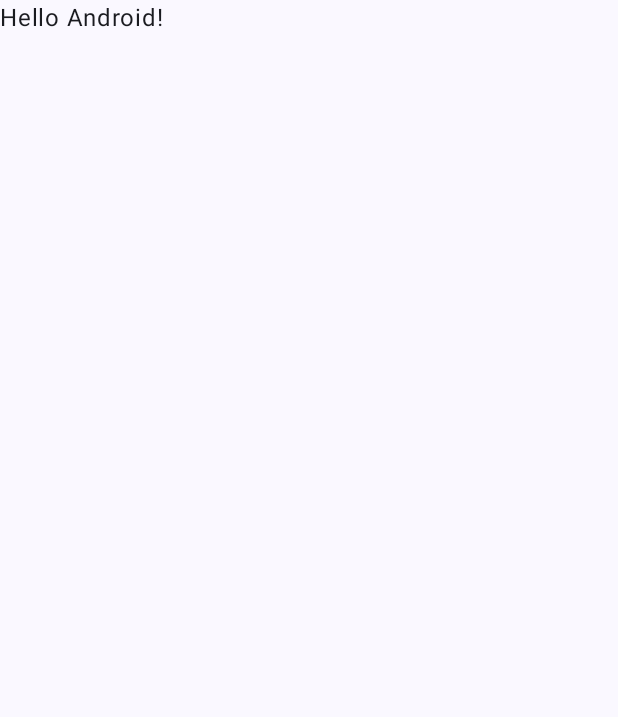
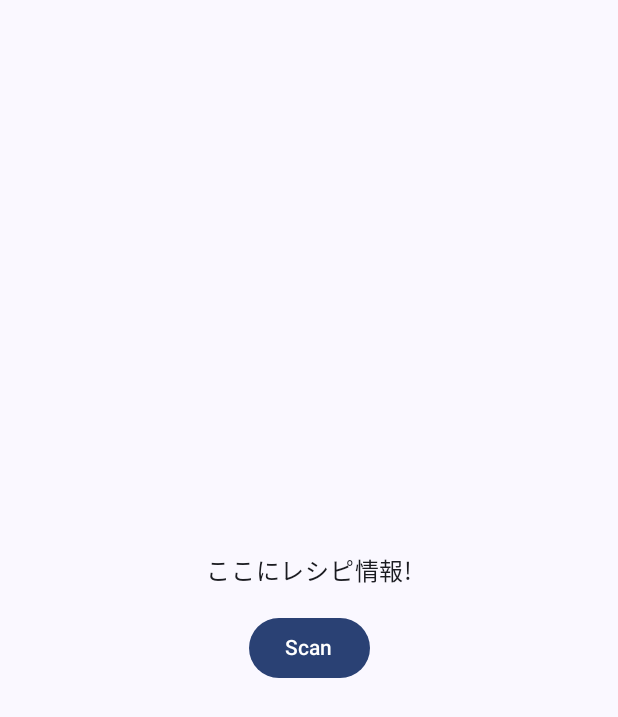
Before and after one commit to hiitos/receiper, an Android app built with Jetpack Compose: the screen it shows after launch (MainActivity), on a phone screen of 412 x 824 dp. Before the commit the part shown is almost empty. Shown: the top 717 px of the screen. Run offline under Robolectric (Android 15) with nearby library versions, the phone set to English and light mode, and no system bars.

Commit message:
placeholderで必要な画面を実装

```diff
--- a/product_front/app/build.gradle.kts
+++ b/product_front/app/build.gradle.kts
@@ -5,7 +5,7 @@ plugins {
 
 android {
     namespace = "com.example.product_front"
-    compileSdk = 33
+    compileSdk = 34
 
     defaultConfig {
         applicationId = "com.example.product_front"
@@ -59,6 +59,7 @@ dependencies {
     implementation("androidx.compose.ui:ui-graphics")
     implementation("androidx.compose.ui:ui-tooling-preview")
     implementation("androidx.compose.material3:material3")
+    implementation("androidx.navigation:navigation-compose:2.7.3")
     testImplementation("junit:junit:4.13.2")
     androidTestImplementation("androidx.test.ext:junit:1.1.5")
     androidTestImplementation("androidx.test.espresso:espresso-core:3.5.1")
--- a/product_front/app/src/main/java/com/example/product_front/MainActivity.kt
+++ b/product_front/app/src/main/java/com/example/product_front/MainActivity.kt
@@ -3,26 +3,41 @@ package com.example.product_front
 import android.os.Bundle
 import androidx.activity.ComponentActivity
 import androidx.activity.compose.setContent
-import androidx.compose.foundation.layout.fillMaxSize
-import androidx.compose.material3.MaterialTheme
-import androidx.compose.material3.Surface
-import androidx.compose.material3.Text
+import androidx.compose.foundation.layout.*
+import androidx.compose.material3.*
 import androidx.compose.runtime.Composable
+import androidx.compose.ui.Alignment
 import androidx.compose.ui.Modifier
 import androidx.compose.ui.tooling.preview.Preview
+import androidx.compose.ui.unit.dp
 import com.example.product_front.ui.theme.Product_frontTheme
+import androidx.navigation.compose.NavHost
+import androidx.navigation.compose.composable
+import androidx.navigation.compose.rememberNavController
 
 class MainActivity : ComponentActivity() {
     override fun onCreate(savedInstanceState: Bundle?) {
         super.onCreate(savedInstanceState)
         setContent {
-            Product_frontTheme {
-                // A surface container using the 'background' color from the theme
-                Surface(
-                    modifier = Modifier.fillMaxSize(),
-                    color = MaterialTheme.colorScheme.background
-                ) {
-                    Greeting("Android")
+            ReceiptApp()
+        }
+    }
+    @OptIn(ExperimentalMaterial3Api::class)
+    @Composable
+    fun ReceiptApp() {
+        val navController = rememberNavController()
+        Product_frontTheme () {
+            Scaffold(
+            ) { innerPadding ->
+                Box(modifier = Modifier.padding(innerPadding)) {
+                    NavHost(navController, startDestination = "main_screen") {
+                        composable("main_screen") {
+                            MainScreen { navController.navigate("scan_screen") }
+                        }
+                        composable("scan_screen") {
+                            ScanScreen()
+                        }
+                    }
                 }
             }
         }
@@ -30,9 +45,50 @@ class MainActivity : ComponentActivity() {
 }
 
 @Composable
-fun Greeting(name: String, modifier: Modifier = Modifier) {
+fun MainScreen(onScanButtonClicked: () -> Unit) {
+    Surface(
+        modifier = Modifier.fillMaxSize(),
+        color = MaterialTheme.colorScheme.background
+    ) {
+        Column(
+            modifier = Modifier.fillMaxSize(),
+            verticalArrangement = Arrangement.Center,
+            horizontalAlignment = Alignment.CenterHorizontally
+        ) {
+            Greeting("ここにレシピ情報")
+            Spacer(modifier = Modifier.height(16.dp))
+            Button(onClick = onScanButtonClicked) {
+                Text(text = "Scan")
+            }
+        }
+    }
+}
+
+@Composable
+fun ScanScreen() {
+    Surface(
+        modifier = Modifier.fillMaxSize(),
+        color = MaterialTheme.colorScheme.background
+    ) {
+        Column(
+            modifier = Modifier.fillMaxSize(),
+            verticalArrangement = Arrangement.Center,
+            horizontalAlignment = Alignment.CenterHorizontally
+        ) {
+            // NOTE: You will need to integrate a real camera view and permissions
+            Text(text = "Camera View Placeholder")
+            Spacer(modifier = Modifier.height(16.dp))
+            Button(onClick = { /* Implement the photo capture functionality */ }) {
+                Text(text = "Capture")
+            }
+        }
+    }
+}
+
+@Composable
+fun Greeting(text: String, modifier: Modifier = Modifier) {
     Text(
-        text = "Hello $name!",
+        text = "$text!",
         modifier = modifier
     )
 }
@@ -41,6 +97,6 @@ fun Greeting(name: String, modifier: Modifier = Modifier) {
 @Composable
 fun GreetingPreview() {
     Product_frontTheme {
-        Greeting("Android")
+        MainScreen {}
     }
 }
```
